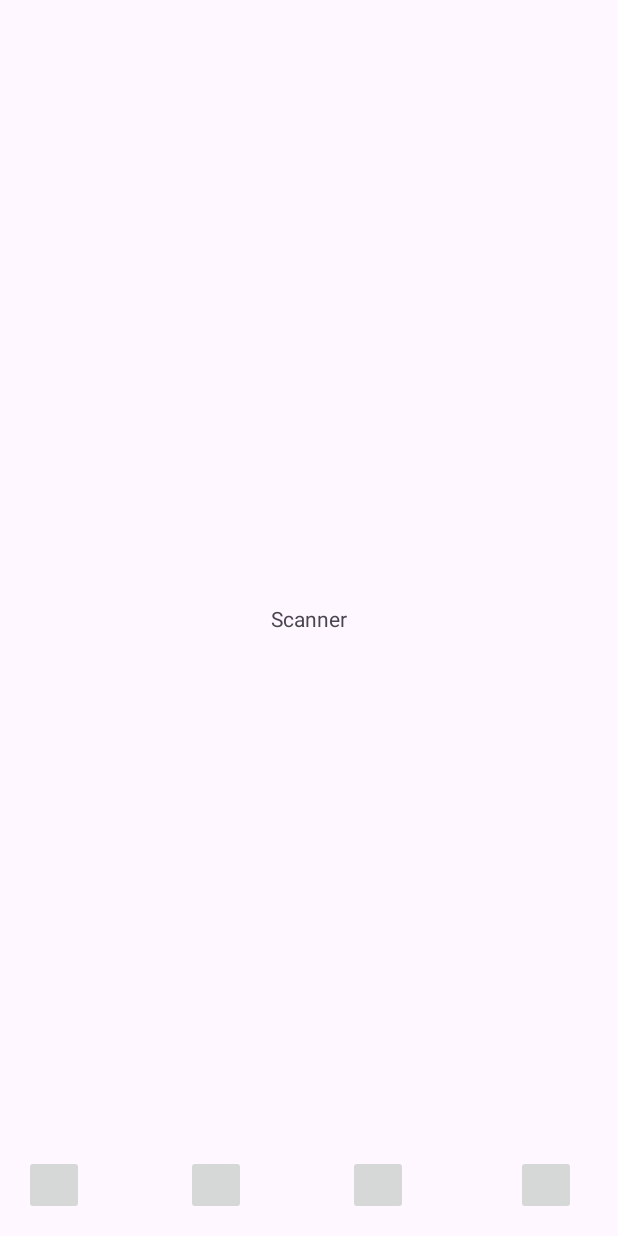
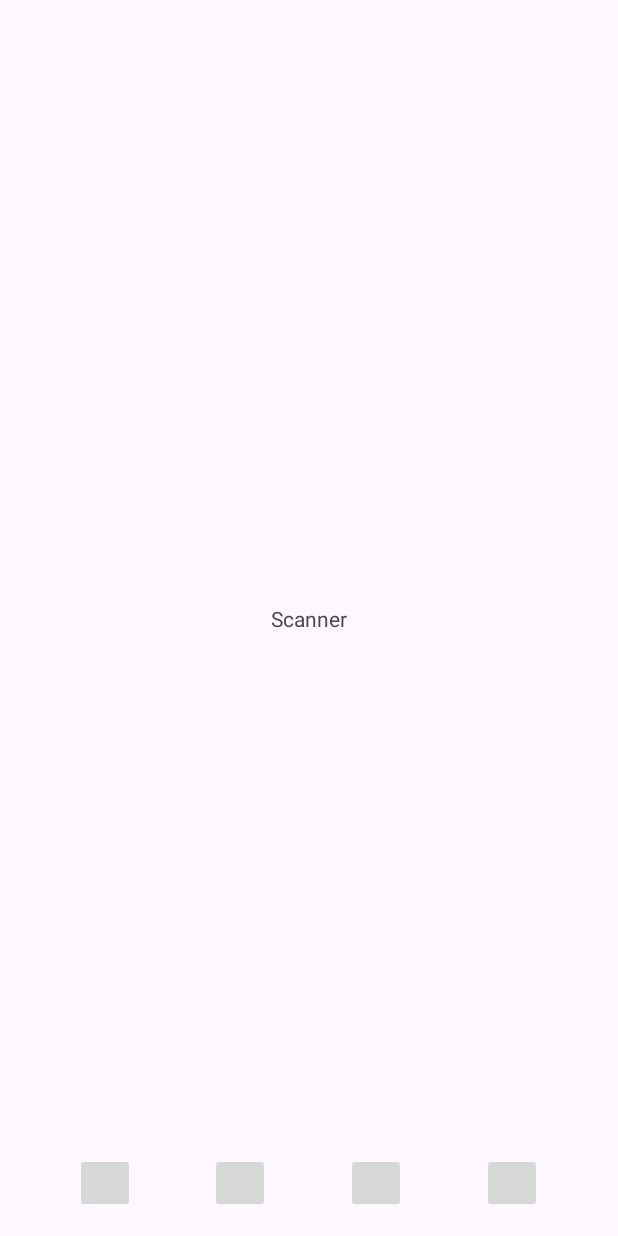
Before and after one commit to Ulung32/BondoMan, an Android app: the screen it shows after launch (MainActivity), after a tap on an icon or button, on a phone screen of 412 x 824 dp. Run offline under Robolectric (Android 15) with nearby library versions, the light colour scheme and no system bars; our stand-ins replace Room's generated code.

Commit message:
feat: orientation based design

```diff
--- a/app/src/main/res/layout/fragment_chart.xml
+++ b/app/src/main/res/layout/fragment_chart.xml
@@ -7,6 +7,7 @@
     tools:context=".ui.ChartFragment">
 
     <!-- TODO: Update blank fragment layout -->
+
     <TextView
         android:id="@+id/textView"
         android:layout_width="wrap_content"
@@ -14,20 +15,24 @@
         android:text="Chart"
         app:layout_constraintBottom_toBottomOf="parent"
         app:layout_constraintEnd_toEndOf="parent"
+        app:layout_constraintHorizontal_bias="0.499"
         app:layout_constraintStart_toStartOf="parent"
-        app:layout_constraintTop_toTopOf="parent" />
+        app:layout_constraintTop_toTopOf="parent"
+        app:layout_constraintVertical_bias="0.142" />
 
     <com.db.williamchart.view.DonutChartView
         android:id="@+id/donutChart"
         android:layout_width="200dp"
         android:layout_height="200dp"
-        app:layout_constraintBottom_toBottomOf="parent"
-        app:layout_constraintEnd_toEndOf="parent"
-        app:layout_constraintStart_toStartOf="parent"
-        app:layout_constraintTop_toBottomOf="@+id/textView"
         app:chart_donutBackgroundColor="#42A5F5"
         app:chart_donutRoundCorners="true"
         app:chart_donutThickness="15dp"
-        app:chart_donutTotal="200"/>
+        app:chart_donutTotal="200"
+        app:layout_constraintBottom_toBottomOf="parent"
+        app:layout_constraintEnd_toEndOf="parent"
+        app:layout_constraintHorizontal_bias="0.499"
+        app:layout_constraintStart_toStartOf="parent"
+        app:layout_constraintTop_toBottomOf="@+id/textView"
+        app:layout_constraintVertical_bias="0.352" />
 
 </androidx.constraintlayout.widget.ConstraintLayout>
--- a/app/src/main/res/layout/fragment_navbar.xml
+++ b/app/src/main/res/layout/fragment_navbar.xml
@@ -1,45 +1,65 @@
 <?xml version="1.0" encoding="utf-8"?>
-<androidx.constraintlayout.widget.ConstraintLayout xmlns:android="http://schemas.android.com/apk/res/android"
+<LinearLayout xmlns:android="http://schemas.android.com/apk/res/android"
     xmlns:app="http://schemas.android.com/apk/res-auto"
     xmlns:tools="http://schemas.android.com/tools"
     android:layout_width="match_parent"
     android:layout_height="70dp"
+    android:gravity="center_vertical"
     tools:context=".ui.NavbarFragment">
+    <Space
+        android:layout_width="0dp"
+        android:layout_height="1dp"
+        android:layout_weight="1" >
+    </Space>
 
     <ImageButton
-    android:id="@+id/transactionButton"
-    android:layout_width="40dp"
-    android:layout_height="40dp"
-    android:layout_marginStart="16dp"
-    android:layout_marginTop="16dp"
-    app:layout_constraintStart_toStartOf="parent"
-    app:layout_constraintTop_toTopOf="parent" />
+        android:id="@+id/transactionButton"
+        android:layout_width="40dp"
+        android:layout_height="40dp"
+        app:layout_constraintStart_toStartOf="parent"
+        app:layout_constraintTop_toTopOf="parent" />
+    <Space
+        android:layout_width="0dp"
+        android:layout_height="1dp"
+        android:layout_weight="1" >
+    </Space>
 
     <ImageButton
         android:id="@+id/scannerButton"
         android:layout_width="40dp"
         android:layout_height="40dp"
-        android:layout_marginStart="124dp"
-        android:layout_marginTop="16dp"
         app:layout_constraintStart_toStartOf="parent"
         app:layout_constraintTop_toTopOf="parent" />
+
+    <Space
+        android:layout_width="0dp"
+        android:layout_height="1dp"
+        android:layout_weight="1" >
+    </Space>
 
     <ImageButton
         android:id="@+id/chartButton"
         android:layout_width="40dp"
         android:layout_height="40dp"
-        android:layout_marginStart="232dp"
-        android:layout_marginTop="16dp"
         app:layout_constraintStart_toStartOf="parent"
         app:layout_constraintTop_toTopOf="parent" />
+
+    <Space
+        android:layout_width="0dp"
+        android:layout_height="1dp"
+        android:layout_weight="1" >
+    </Space>
 
     <ImageButton
         android:id="@+id/settingButton"
         android:layout_width="40dp"
         android:layout_height="40dp"
-        android:layout_marginStart="344dp"
-        android:layout_marginTop="16dp"
         app:layout_constraintStart_toStartOf="parent"
         app:layout_constraintTop_toTopOf="parent" />
+    <Space
+        android:layout_width="0dp"
+        android:layout_height="1dp"
+        android:layout_weight="1" >
+    </Space>
 
-</androidx.constraintlayout.widget.ConstraintLayout>
+</LinearLayout>
```
